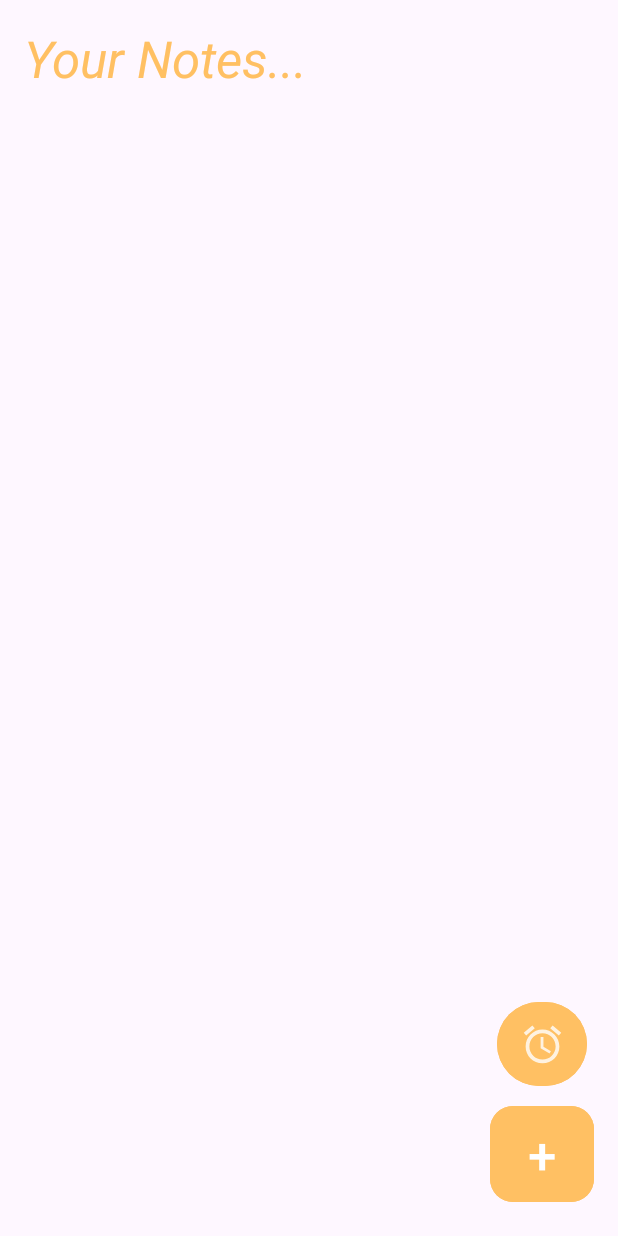
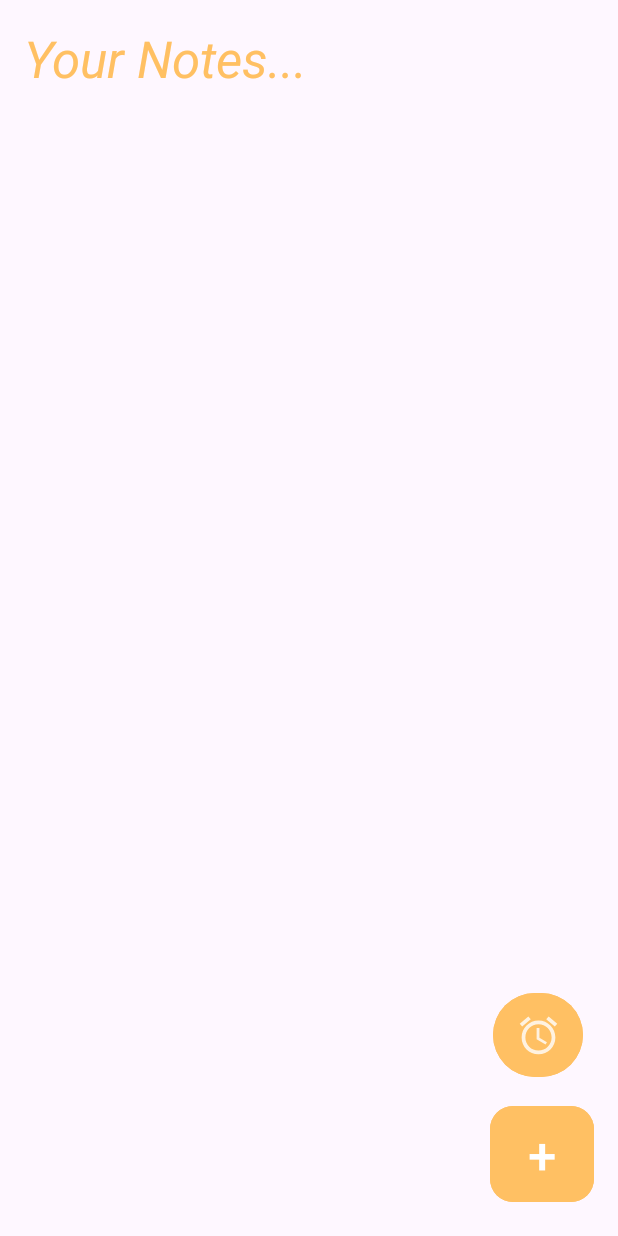
Before and after one commit to ThivinaSam/notesapp, an Android app: the screen it shows after launch (MainHome), on a phone screen of 412 x 824 dp. Run offline under Robolectric (Android 15) with nearby library versions, the phone set to English and light mode, and no system bars.

Commit message:
fuxing ui

```diff
--- a/app/src/main/res/layout/activity_main_home.xml
+++ b/app/src/main/res/layout/activity_main_home.xml
@@ -13,14 +13,14 @@
 
         <ListView
             android:id="@+id/notesListView"
-            android:layout_width="410dp"
-            android:layout_height="616dp"
+            android:layout_width="353dp"
+            android:layout_height="644dp"
             app:layout_constraintBottom_toBottomOf="parent"
             app:layout_constraintEnd_toEndOf="parent"
-            app:layout_constraintHorizontal_bias="1.0"
+            app:layout_constraintHorizontal_bias="0.396"
             app:layout_constraintStart_toStartOf="parent"
             app:layout_constraintTop_toTopOf="parent"
-            app:layout_constraintVertical_bias="1.0">
+            app:layout_constraintVertical_bias="0.816">
 
         </ListView>
 
@@ -56,8 +56,8 @@
             android:id="@+id/addTimer"
             android:layout_width="60dp"
             android:layout_height="64dp"
-            android:layout_marginLeft="310dp"
-            android:layout_marginTop="450dp"
+            android:layout_marginLeft="305dp"
+            android:layout_marginTop="500dp"
             android:backgroundTint="@color/yellow"
             android:contentDescription="Start the timer"
             app:layout_constraintBottom_toTopOf="@+id/addNoteButton"
```
